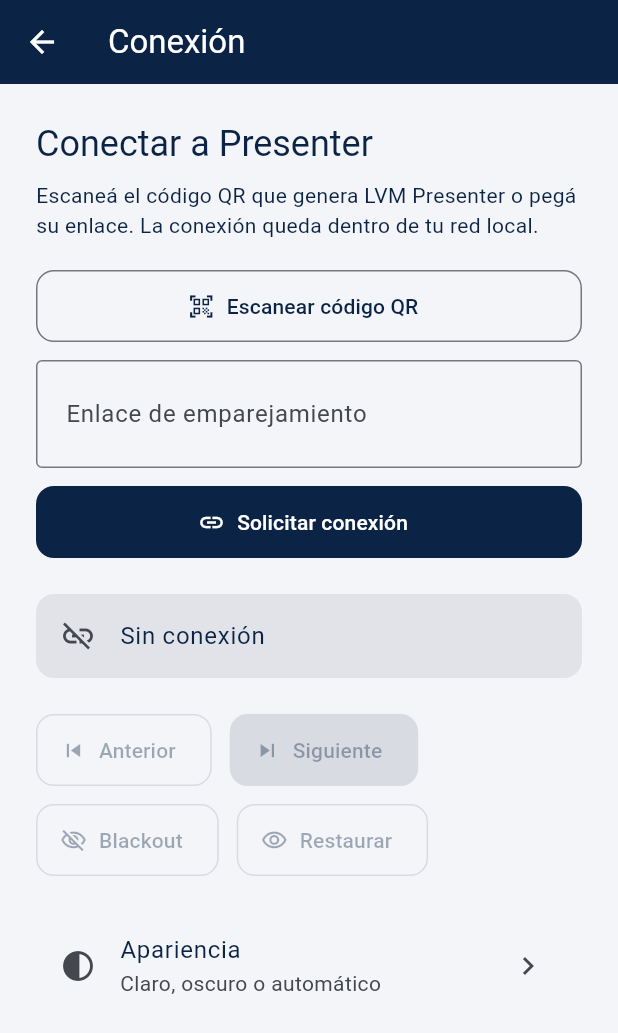
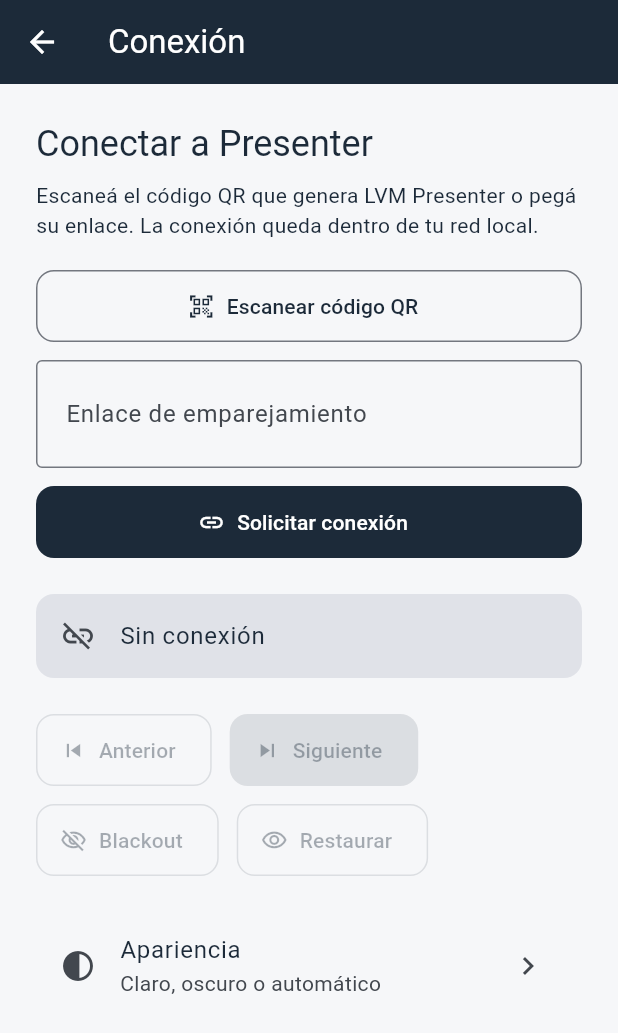
Before and after one commit to MathiasFretes/lvm-mobile, a Flutter app: the _PresenterRemoteShell screen opened directly with empty values, after a tap on "Conectar a Presenter", on a phone screen of 412 x 824 dp. Shown: the top 1033 px of the screen. Run offline on Flutter 3.47's test engine with Material 3 defaults, Android fonts, the phone set to English and light mode, and no system bars; our stand-ins replace share_plus, shared_preferences; missing offline and left inert: file_selector, mobile_scanner; accounts and stored records are empty; Roboto replaces fonts that are missing (Poppins).

Commit message:
feat(brand): apply original circular LVM emblem and shared navy palette

```diff
--- a/packages/lvm_design/lib/src/colors.dart
+++ b/packages/lvm_design/lib/src/colors.dart
@@ -1,8 +1,10 @@
 import 'package:flutter/material.dart';
 
 abstract final class LvmColors {
-  static const navy = Color(0xFF0B2345);
-  static const gold = Color(0xFFD4A853);
-  static const neutral = Color(0xFFF4F5F8);
-  static const navyDeep = Color(0xFF071628);
+  static const navy = Color(0xFF1C2A39);
+  static const navyRaised = Color(0xFF263B52);
+  static const goldText = Color(0xFF825C18);
+  static const gold = Color(0xFFC6A15B);
+  static const neutral = Color(0xFFF6F7F9);
+  static const navyDeep = Color(0xFF0D1624);
 }
--- a/packages/lvm_design/lib/src/emblem.dart
+++ b/packages/lvm_design/lib/src/emblem.dart
@@ -1,9 +1,6 @@
-import 'dart:math' as math;
-
 import 'package:flutter/material.dart';
 
-import 'colors.dart';
-
+/// Original LVM artwork supplied by the institution; one asset for every app.
 class LvmEmblem extends StatelessWidget {
   const LvmEmblem({super.key, this.size = 112});
 
@@ -14,97 +11,17 @@ class LvmEmblem extends StatelessWidget {
     return Semantics(
       key: const Key('lvm-emblem'),
       label: 'Emblema de La Voz Misionera: libro abierto, paloma y llama',
-      child: CustomPaint(
-        size: Size.square(size),
-        painter: const _LvmEmblemPainter(),
+      image: true,
+      child: ExcludeSemantics(
+        child: Image.asset(
+          'assets/brand/lvm-circle.png',
+          package: 'lvm_design',
+          width: size,
+          height: size,
+          fit: BoxFit.contain,
+          filterQuality: FilterQuality.high,
+        ),
       ),
     );
   }
 }
-
-class _LvmEmblemPainter extends CustomPainter {
-  const _LvmEmblemPainter();
-
-  @override
-  void paint(Canvas canvas, Size size) {
-    final side = math.min(size.width, size.height);
-    final center = Offset(size.width / 2, size.height / 2);
-    final radius = side / 2;
-    final white = Paint()..color = Colors.white;
-
-    canvas.drawCircle(center, radius, Paint()..color = LvmColors.navy);
-
-    final flame = Path()
-      ..moveTo(center.dx, center.dy - radius * 0.68)
-      ..quadraticBezierTo(
-        center.dx + radius * 0.34,
-        center.dy - radius * 0.28,
-        center.dx + radius * 0.08,
-        center.dy - radius * 0.08,
-      )
-      ..quadraticBezierTo(
-        center.dx,
-        center.dy - radius * 0.28,
-        center.dx - radius * 0.08,
-        center.dy - radius * 0.08,
-      )
-      ..quadraticBezierTo(
-        center.dx - radius * 0.34,
-        center.dy - radius * 0.28,
-        center.dx,
-        center.dy - radius * 0.68,
-      )
-      ..close();
-    canvas.drawPath(flame, white);
-
-    final dove = Path()
-      ..moveTo(center.dx - radius * 0.34, center.dy + radius * 0.02)
-      ..quadraticBezierTo(
-        center.dx - radius * 0.02,
-        center.dy - radius * 0.24,
-        center.dx + radius * 0.30,
-        center.dy - radius * 0.02,
-      )
-      ..quadraticBezierTo(
-        center.dx + radius * 0.08,
-        center.dy + radius * 0.04,
-        center.dx - radius * 0.02,
-        center.dy + radius * 0.08,
-      )
-      ..quadraticBezierTo(
-        center.dx - radius * 0.22,
-        center.dy + radius * 0.20,
-        center.dx - radius * 0.40,
-        center.dy + radius * 0.06,
-      )
-      ..close();
-    canvas.drawPath(dove, white);
-
-    final page = Radius.circular(radius * 0.05);
-    canvas.drawRRect(
-      RRect.fromRectAndRadius(
-        Rect.fromCenter(
-          center: Offset(center.dx - radius * 0.22, center.dy + radius * 0.42),
-          width: radius * 0.40,
-          height: radius * 0.22,
-        ),
-        page,
-      ),
-      white,
-    );
-    canvas.drawRRect(
-      RRect.fromRectAndRadius(
-        Rect.fromCenter(
-          center: Offset(center.dx + radius * 0.22, center.dy + radius * 0.42),
-          width: radius * 0.40,
-          height: radius * 0.22,
-        ),
-        page,
-      ),
-      white,
-    );
-  }
-
-  @override
-  bool shouldRepaint(covariant CustomPainter oldDelegate) => false;
-}
--- a/packages/lvm_design/lib/src/theme.dart
+++ b/packages/lvm_design/lib/src/theme.dart
@@ -31,8 +31,8 @@ abstract final class LvmTheme {
         ).copyWith(
           primary: LvmColors.navy,
           onPrimary: Colors.white,
-          secondary: LvmColors.gold,
-          onSecondary: LvmColors.navy,
+          secondary: LvmColors.goldText,
+          onSecondary: Colors.white,
           surface: LvmColors.neutral,
           onSurface: LvmColors.navy,
         );
--- a/packages/lvm_design/pubspec.yaml
+++ b/packages/lvm_design/pubspec.yaml
@@ -18,6 +18,8 @@ dev_dependencies:
   flutter_lints: ^6.0.0
 
 flutter:
+  assets:
+    - assets/brand/lvm-circle.png
   fonts:
     - family: Poppins
       fonts:
```
Also changed, not shown: docs/brand/lvm-circle.svg (added), docs/brand/lvm-foreground.svg (added), docs/brand/lvm-square.svg (added), docs/brand/lvm-transparent.svg (added), packages/lvm_design/assets/brand/lvm-circle.png (added), 29 other files.
